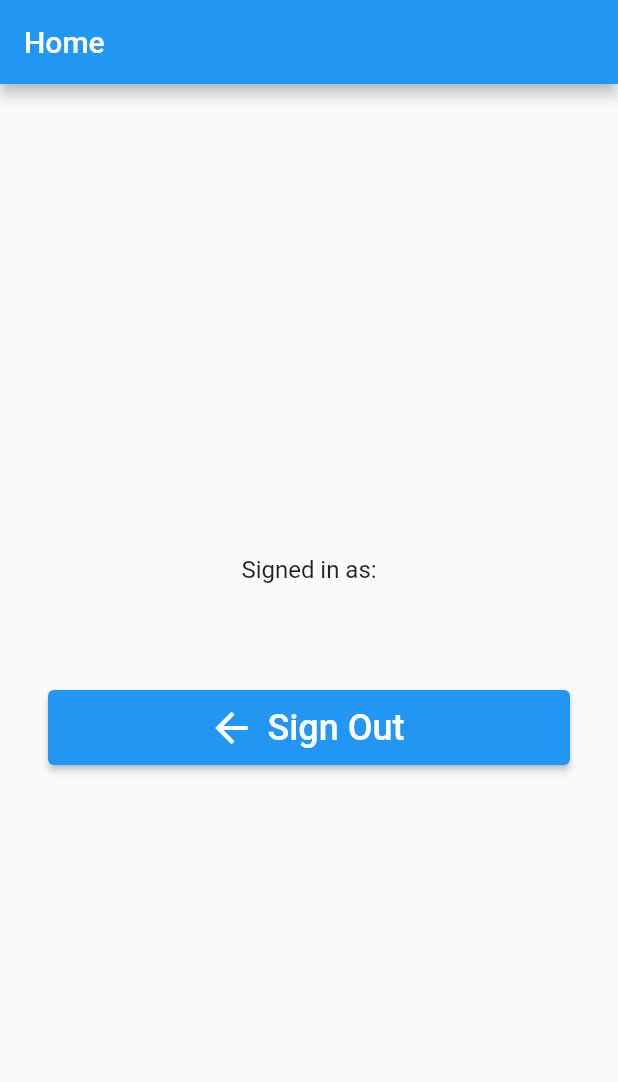
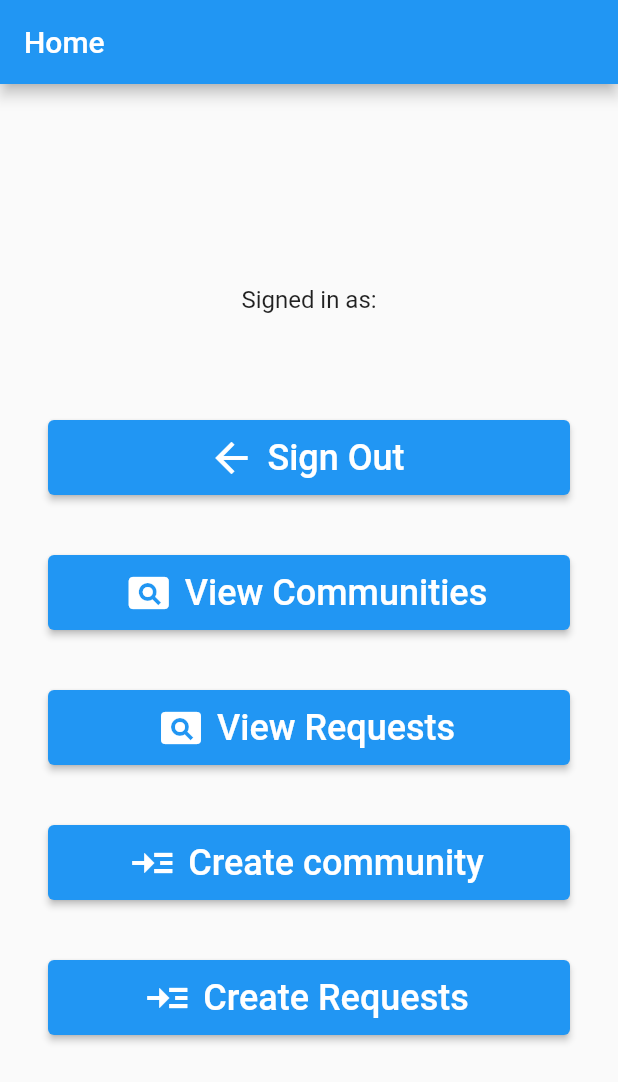
Before and after one commit to DenyTwice/impact-circle-v2, a Flutter app: the screen it shows once a user with an empty profile is signed in, on a phone screen of 412 x 824 dp. Shown: the top 1082 px of the screen. Run offline on Flutter 3.47's test engine with Material 2 defaults, Android fonts, the phone set to English and light mode, and no system bars; our stand-ins replace firebase_auth, firebase_core, firebase_database; accounts and stored records are empty.

Commit message:
initial commit

```diff
--- a/lib/pages/home.dart
+++ b/lib/pages/home.dart
@@ -42,6 +42,50 @@ class Home extends StatelessWidget {
               ),
               onPressed: () => FirebaseAuth.instance.signOut(),
             ),
+
+            const SizedBox(height: 40),
+            ElevatedButton.icon(
+              style: ElevatedButton.styleFrom(minimumSize: const Size.fromHeight(50)),
+              icon: const Icon(Icons.pageview, size: 32),
+              label: const Text(
+                'View Communities',
+                style: TextStyle(fontSize: 24),
+              ),
+              onPressed: () => FirebaseAuth.instance.signOut(),
+            ),
+
+            const SizedBox(height: 40),
+            ElevatedButton.icon(
+              style: ElevatedButton.styleFrom(minimumSize: const Size.fromHeight(50)),
+              icon: const Icon(Icons.pageview, size: 32),
+              label: const Text(
+                'View Requests',
+                style: TextStyle(fontSize: 24),
+              ),
+              onPressed: () => FirebaseAuth.instance.signOut(),
+            ),
+
+            const SizedBox(height: 40),
+            ElevatedButton.icon(
+              style: ElevatedButton.styleFrom(minimumSize: const Size.fromHeight(50)),
+              icon: const Icon(Icons.read_more, size: 32),
+              label: const Text(
+                'Create community',
+                style: TextStyle(fontSize: 24),
+              ),
+              onPressed: () => FirebaseAuth.instance.signOut(),
+            ),
+
+            const SizedBox(height: 40),
+            ElevatedButton.icon(
+              style: ElevatedButton.styleFrom(minimumSize: const Size.fromHeight(50)),
+              icon: const Icon(Icons.read_more, size: 32),
+              label: const Text(
+                'Create Requests',
+                style: TextStyle(fontSize: 24),
+              ),
+              onPressed: () => FirebaseAuth.instance.signOut(),
+            ),
           ],
 
         ),
```
Also changed, not shown: lib/pages/register.dart (+28 -0 lines).
